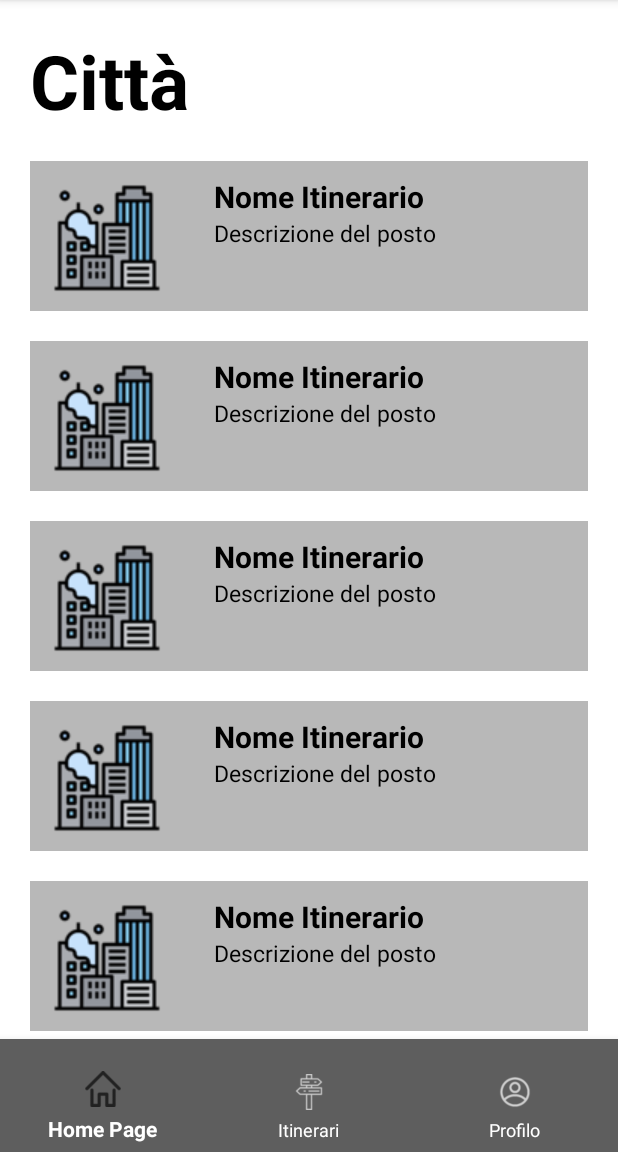
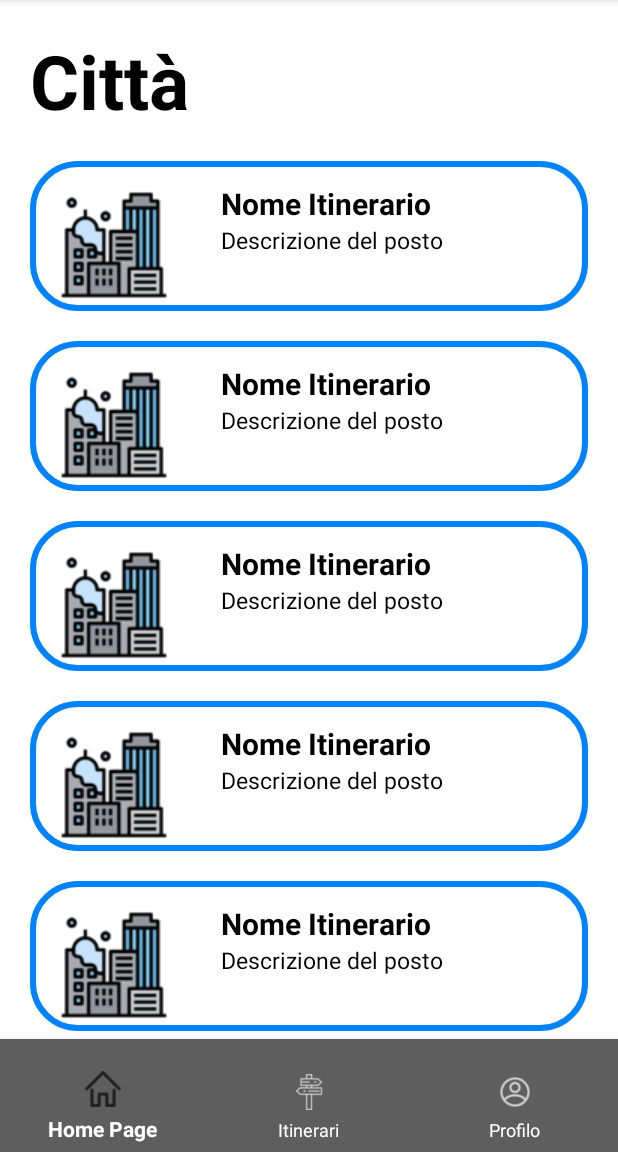
Before and after one commit to tpRizzoli/Gulliver, an Android app: the fragment ItCittaFragment placed in its activity, on a phone screen of 412 x 824 dp, the part 84-1236 px from its top. Run offline under Robolectric (Android 15) with nearby library versions, the phone set to English and light mode, and no system bars.

Commit message:
modificato stile
fragment citta xml e creato file shape_background

```diff
--- /dev/null
+++ b/Android/app/src/main/res/drawable/shape_background.xml
@@ -0,0 +1,19 @@
+<?xml version="1.0" encoding="utf-8"?>
+<shape xmlns:android="http://schemas.android.com/apk/res/android"
+    android:shape="rectangle">
+
+
+
+    <padding
+        android:left="5dp"
+        android:top="5dp"
+        android:right="5dp"
+        android:bottom="5dp" />
+
+    <stroke
+        android:color="@color/azzurro"
+        android:width="4dp" />
+
+    <corners android:radius="30dp" />
+
+</shape>
--- a/Android/app/src/main/res/layout/fragment_it_citta.xml
+++ b/Android/app/src/main/res/layout/fragment_it_citta.xml
@@ -16,23 +16,24 @@
         <TextView
             android:layout_width="wrap_content"
             android:layout_height="wrap_content"
+            android:layout_marginStart="20dp"
+            android:layout_marginTop="20dp"
+            android:layout_marginEnd="20dp"
             android:text="Città"
             android:textColor="@color/black"
             android:textSize="50sp"
-            android:layout_marginTop="20dp"
-            android:layout_marginStart="20dp"
-            android:layout_marginEnd="20dp"
-            android:textStyle="bold"/>
+            android:textStyle="bold" />
 
         <!-- Primo itinerario -->
         <LinearLayout
+
             android:layout_width="match_parent"
             android:layout_height="100dp"
-            android:orientation="horizontal"
-            android:background="@color/grigiochiaro"
+            android:layout_marginStart="20dp"
             android:layout_marginTop="20dp"
-            android:layout_marginStart="20dp"
-            android:layout_marginEnd="20dp">
+            android:layout_marginEnd="20dp"
+            android:background="@drawable/shape_background"
+            android:orientation="horizontal">
 
             <ImageView
                 android:layout_width="wrap_content"
@@ -41,11 +42,12 @@
                 android:paddingTop="15dp"
                 android:src="@drawable/citta"
                 tools:ignore="RtlSymmetry" />
+
             <LinearLayout
                 android:layout_width="match_parent"
                 android:layout_height="100dp"
+                android:layout_marginStart="20dp"
                 android:orientation="vertical"
-                android:layout_marginStart="20dp"
                 android:paddingStart="15dp">
 
                 <TextView
@@ -61,8 +63,8 @@
                     android:layout_width="wrap_content"
                     android:layout_height="wrap_content"
                     android:text="Descrizione del posto"
-                    android:textSize="15sp"
-                    android:textColor="@color/black"/>
+                    android:textColor="@color/black"
+                    android:textSize="15sp" />
 
             </LinearLayout>
         </LinearLayout>
@@ -71,11 +73,11 @@
         <LinearLayout
             android:layout_width="match_parent"
             android:layout_height="100dp"
-            android:orientation="horizontal"
-            android:background="@color/grigiochiaro"
+            android:layout_marginStart="20dp"
             android:layout_marginTop="20dp"
-            android:layout_marginStart="20dp"
-            android:layout_marginEnd="20dp">
+            android:layout_marginEnd="20dp"
+            android:background="@drawable/shape_background"
+            android:orientation="horizontal">
 
             <ImageView
                 android:layout_width="wrap_content"
@@ -84,11 +86,12 @@
                 android:paddingTop="15dp"
                 android:src="@drawable/citta"
                 tools:ignore="RtlSymmetry" />
+
             <LinearLayout
                 android:layout_width="match_parent"
                 android:layout_height="100dp"
+                android:layout_marginStart="20dp"
                 android:orientation="vertical"
-                android:layout_marginStart="20dp"
                 android:paddingStart="15dp">
 
                 <TextView
@@ -104,8 +107,8 @@
                     android:layout_width="wrap_content"
                     android:layout_height="wrap_content"
                     android:text="Descrizione del posto"
-                    android:textSize="15sp"
-                    android:textColor="@color/black"/>
+                    android:textColor="@color/black"
+                    android:textSize="15sp" />
 
             </LinearLayout>
         </LinearLayout>
@@ -114,11 +117,11 @@
         <LinearLayout
             android:layout_width="match_parent"
             android:layout_height="100dp"
-            android:orientation="horizontal"
-            android:background="@color/grigiochiaro"
+            android:layout_marginStart="20dp"
             android:layout_marginTop="20dp"
-            android:layout_marginStart="20dp"
-            android:layout_marginEnd="20dp">
+            android:layout_marginEnd="20dp"
+            android:background="@drawable/shape_background"
+            android:orientation="horizontal">
 
             <ImageView
                 android:layout_width="wrap_content"
@@ -127,11 +130,12 @@
                 android:paddingTop="15dp"
                 android:src="@drawable/citta"
                 tools:ignore="RtlSymmetry" />
+
             <LinearLayout
                 android:layout_width="match_parent"
                 android:layout_height="100dp"
+                android:layout_marginStart="20dp"
                 android:orientation="vertical"
-                android:layout_marginStart="20dp"
                 android:paddingStart="15dp">
 
                 <TextView
@@ -147,8 +151,8 @@
                     android:layout_width="wrap_content"
                     android:layout_height="wrap_content"
                     android:text="Descrizione del posto"
-                    android:textSize="15sp"
-                    android:textColor="@color/black"/>
+                    android:textColor="@color/black"
+                    android:textSize="15sp" />
 
             </LinearLayout>
         </LinearLayout>
@@ -157,11 +161,11 @@
         <LinearLayout
             android:layout_width="match_parent"
             android:layout_height="100dp"
-            android:orientation="horizontal"
-            android:background="@color/grigiochiaro"
+            android:layout_marginStart="20dp"
             android:layout_marginTop="20dp"
-            android:layout_marginStart="20dp"
-            android:layout_marginEnd="20dp">
+            android:layout_marginEnd="20dp"
+            android:background="@drawable/shape_background"
+            android:orientation="horizontal">
 
             <ImageView
                 android:layout_width="wrap_content"
@@ -170,11 +174,12 @@
                 android:paddingTop="15dp"
                 android:src="@drawable/citta"
                 tools:ignore="RtlSymmetry" />
+
             <LinearLayout
                 android:layout_width="match_parent"
                 android:layout_height="100dp"
+                android:layout_marginStart="20dp"
                 android:orientation="vertical"
-                android:layout_marginStart="20dp"
                 android:paddingStart="15dp">
 
                 <TextView
@@ -190,8 +195,8 @@
                     android:layout_width="wrap_content"
                     android:layout_height="wrap_content"
                     android:text="Descrizione del posto"
-                    android:textSize="15sp"
-                    android:textColor="@color/black"/>
+                    android:textColor="@color/black"
+                    android:textSize="15sp" />
 
             </LinearLayout>
         </LinearLayout>
@@ -200,12 +205,12 @@
         <LinearLayout
             android:layout_width="match_parent"
             android:layout_height="100dp"
-            android:orientation="horizontal"
-            android:background="@color/grigiochiaro"
+            android:layout_marginStart="20dp"
             android:layout_marginTop="20dp"
-            android:layout_marginStart="20dp"
             android:layout_marginEnd="20dp"
-            android:layout_marginBottom="50dp">
+            android:layout_marginBottom="50dp"
+            android:background="@drawable/shape_background"
+            android:orientation="horizontal">
 
             <ImageView
                 android:layout_width="wrap_content"
@@ -214,11 +219,12 @@
                 android:paddingTop="15dp"
                 android:src="@drawable/citta"
                 tools:ignore="RtlSymmetry" />
+
             <LinearLayout
                 android:layout_width="match_parent"
                 android:layout_height="100dp"
+                android:layout_marginStart="20dp"
                 android:orientation="vertical"
-                android:layout_marginStart="20dp"
                 android:paddingStart="15dp">
 
                 <TextView
@@ -234,8 +240,8 @@
                     android:layout_width="wrap_content"
                     android:layout_height="wrap_content"
                     android:text="Descrizione del posto"
-                    android:textSize="15sp"
-                    android:textColor="@color/black"/>
+                    android:textColor="@color/black"
+                    android:textSize="15sp" />
 
             </LinearLayout>
         </LinearLayout>
```
